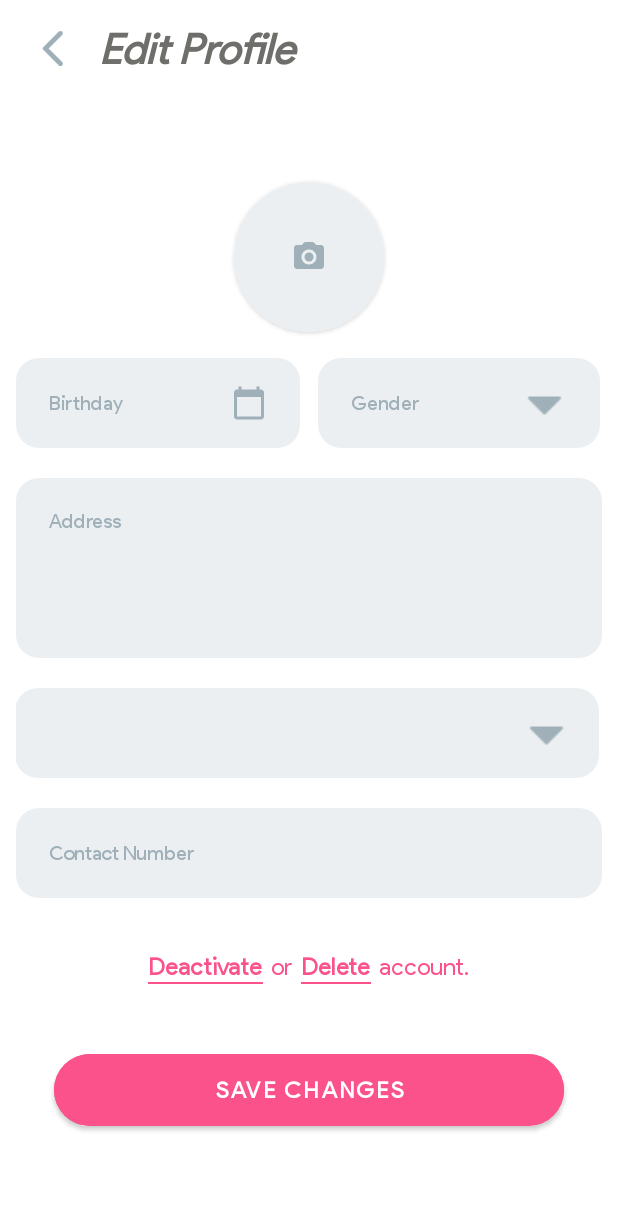
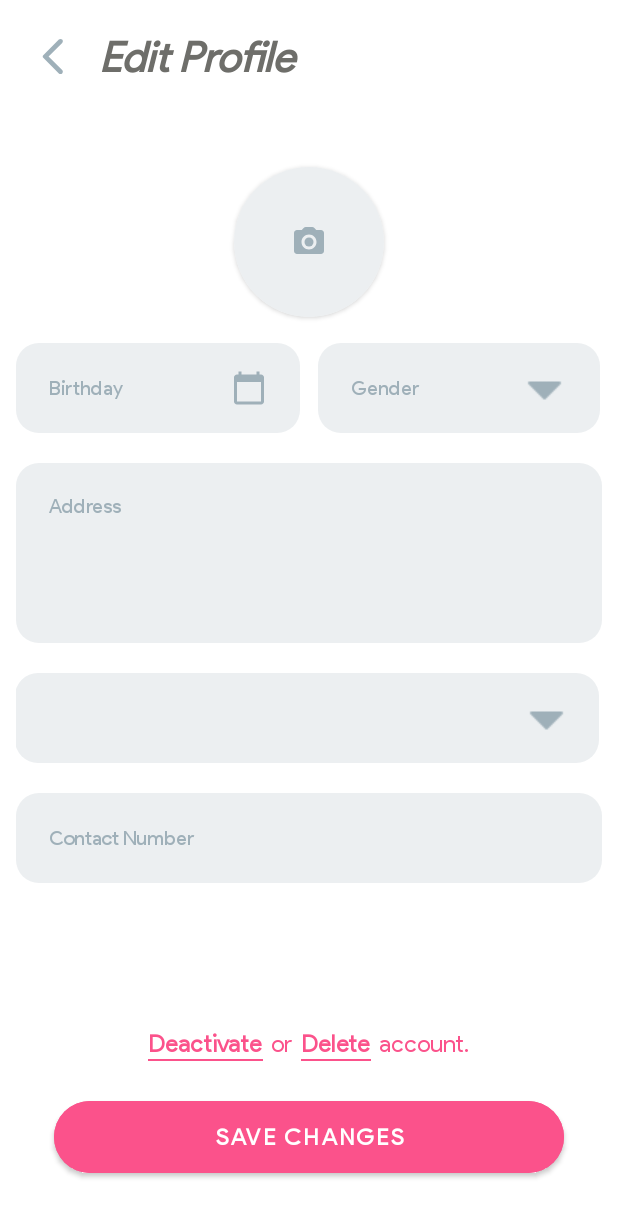
Before and after one commit to charleology/scratch, an Android app: the EditProfile screen opened directly, with no data from a screen before it, on a phone screen of 412 x 824 dp. Shown: the top 1217 px of the screen. Run offline under Robolectric (Android 15) with nearby library versions, the phone set to English and light mode, and no system bars.

Commit message:
Some more tweaks sa edit profile :>

```diff
--- a/app/src/main/res/layout/activity_edit_profile.xml
+++ b/app/src/main/res/layout/activity_edit_profile.xml
@@ -11,11 +11,13 @@
     android:paddingTop="5dp"
     android:paddingEnd="5dp"
     android:paddingBottom="5dp"
+    android:weightSum="10"
     tools:context=".EditProfile">
 
     <LinearLayout
         android:layout_width="match_parent"
-        android:layout_height="wrap_content"
+        android:layout_height="match_parent"
+        android:layout_weight="4.6"
         android:orientation="vertical">
 
         <LinearLayout
@@ -55,11 +57,10 @@
         android:id="@+id/layout2"
         android:layout_width="match_parent"
         android:layout_height="match_parent"
-        android:layout_weight="2"
+        android:layout_weight="1.5"
         android:gravity="center"
         android:orientation="vertical"
-        android:paddingHorizontal="5dp"
-        android:paddingVertical="20dp">
+        android:paddingHorizontal="5dp">
 
         <androidx.cardview.widget.CardView
             android:layout_width="100dp"
@@ -107,14 +108,14 @@
             <EditText
                 android:id="@+id/newGenderEt"
                 style="@style/textField_style"
-                android:hint="Gender"
-                android:drawableRight="@drawable/down_grey"
-                android:drawableTint="@color/textgray"
                 android:layout_width="match_parent"
                 android:layout_height="wrap_content"
                 android:layout_marginStart="6dp"
                 android:layout_marginEnd="1dp"
                 android:layout_weight="1"
+                android:drawableRight="@drawable/down_grey"
+                android:drawableTint="@color/textgray"
+                android:hint="Gender"
                 android:inputType="text"
                 tools:ignore="SpeakableTextPresentCheck" />
 
@@ -149,10 +150,22 @@
             android:hint="Contact Number"
             android:inputType="phone" />
 
+    </LinearLayout>
+
+    <LinearLayout
+        android:id="@+id/layout3"
+        android:layout_width="match_parent"
+        android:layout_height="match_parent"
+        android:layout_weight="3.9"
+        android:gravity="center"
+        android:orientation="vertical"
+        android:paddingHorizontal="5dp"
+        android:paddingVertical="20dp">
+
         <LinearLayout
-            android:layout_marginVertical="20dp"
             android:layout_width="match_parent"
             android:layout_height="wrap_content"
+            android:layout_marginVertical="10dp"
             android:gravity="center"
             android:orientation="horizontal"
             android:paddingVertical="5dp">
@@ -182,9 +195,9 @@
             </LinearLayout>
 
             <LinearLayout
-                android:layout_marginStart="5dp"
                 android:layout_width="wrap_content"
                 android:layout_height="wrap_content"
+                android:layout_marginStart="5dp"
                 android:gravity="center"
                 android:orientation="vertical">
 
@@ -193,20 +206,20 @@
                     android:layout_height="wrap_content"
                     android:text="or"
                     android:textColor="@color/pink"
-                    android:textSize="16sp"/>
+                    android:textSize="16sp" />
 
                 <View
                     android:layout_width="match_parent"
                     android:layout_height="1dp"
-                    android:background="@color/pink"
-                    android:alpha="0"/>
+                    android:alpha="0"
+                    android:background="@color/pink" />
 
             </LinearLayout>
 
             <LinearLayout
-                android:layout_marginStart="5dp"
                 android:layout_width="wrap_content"
                 android:layout_height="wrap_content"
+                android:layout_marginStart="5dp"
                 android:gravity="center"
                 android:orientation="vertical">
 
@@ -229,9 +242,9 @@
             </LinearLayout>
 
             <LinearLayout
-                android:layout_marginStart="5dp"
                 android:layout_width="wrap_content"
                 android:layout_height="wrap_content"
+                android:layout_marginStart="5dp"
                 android:gravity="center"
                 android:orientation="vertical">
 
@@ -240,13 +253,13 @@
                     android:layout_height="wrap_content"
                     android:text="account."
                     android:textColor="@color/pink"
-                    android:textSize="16sp"/>
+                    android:textSize="16sp" />
 
                 <View
                     android:layout_width="match_parent"
                     android:layout_height="1dp"
-                    android:background="@color/pink"
-                    android:alpha="0"/>
+                    android:alpha="0"
+                    android:background="@color/pink" />
 
             </LinearLayout>
 
@@ -256,9 +269,9 @@
             android:id="@+id/saveChangesBtn"
             style="@style/pinkButton_style"
             android:layout_width="wrap_content"
-            android:layout_height="wrap_content"
+            android:layout_height="60dp"
             android:layout_gravity="center_horizontal"
-            android:layout_marginTop="15dp"
+            android:layout_marginTop="5dp"
             android:text="save changes" />
 
     </LinearLayout>
```
